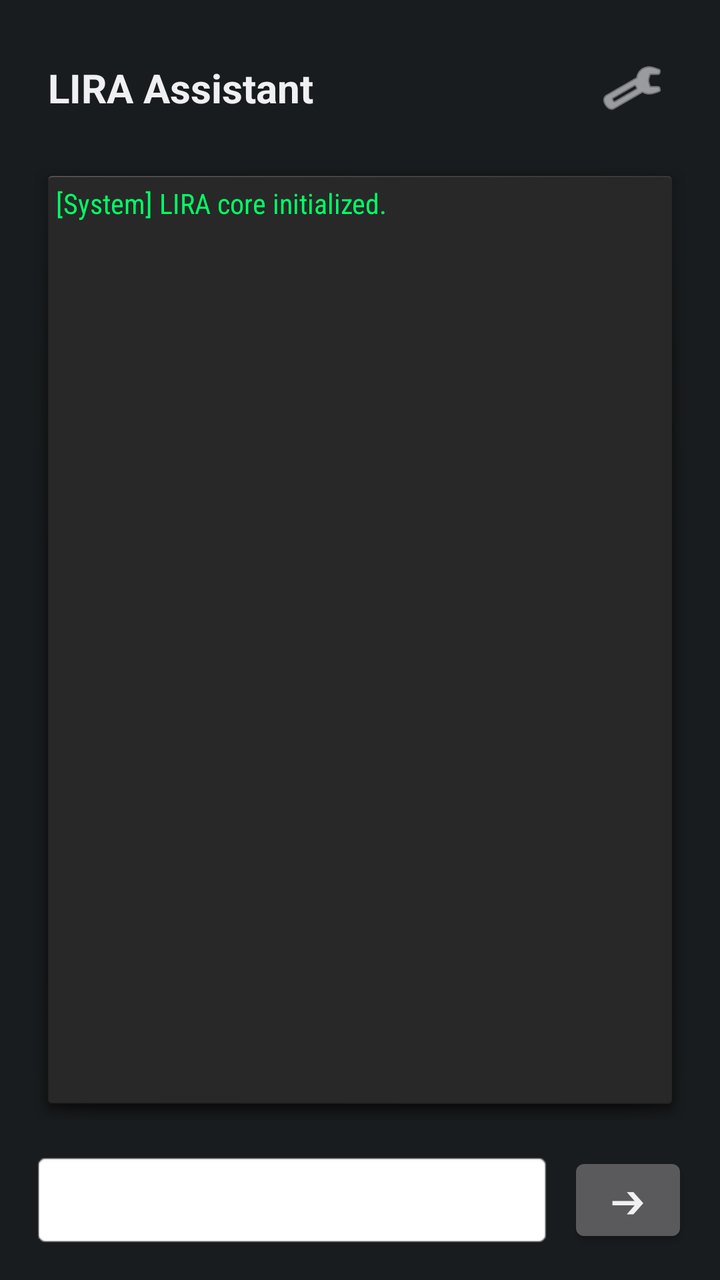
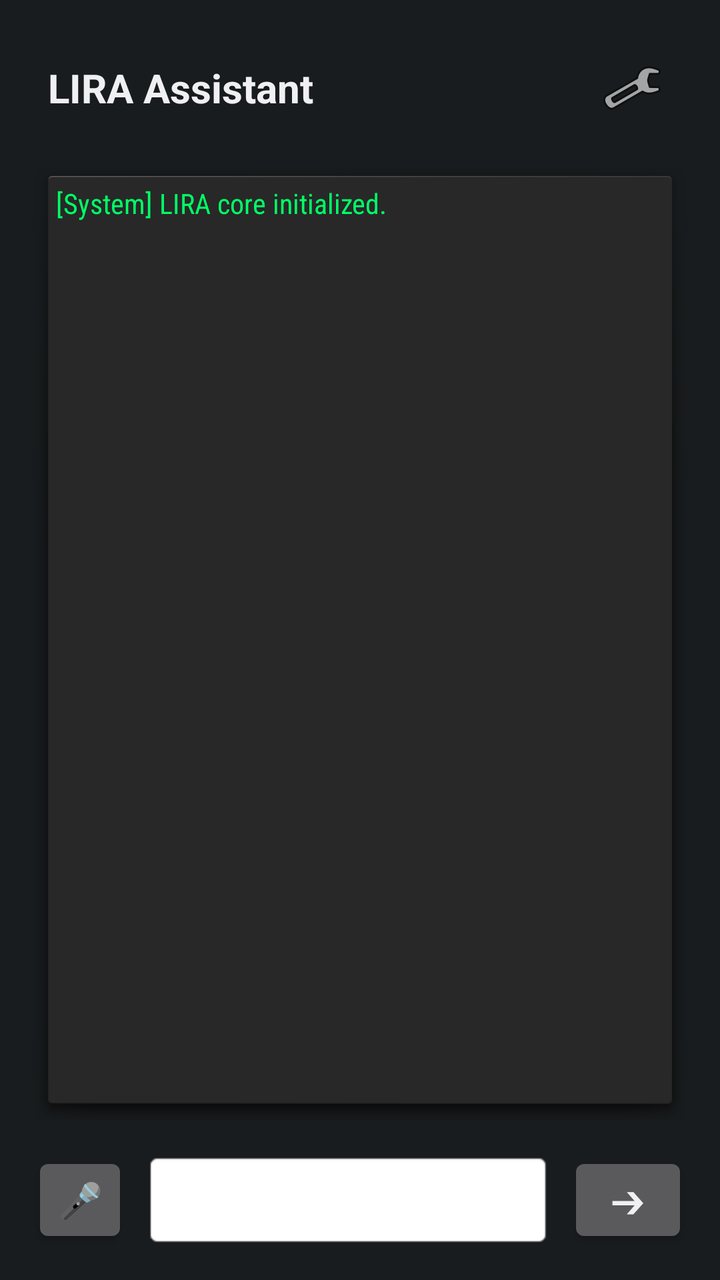

An Android layout rendered at two revisions. The XML below is the earlier revision; the diff shows what the commit changed to produce the second picture.
<!-- AndroidManifest.xml: application theme android:Theme.DeviceDefault.NoActionBar -->
<!-- res/layout/activity_main.xml -->
<?xml version="1.0" encoding="utf-8"?>
<LinearLayout xmlns:android="http://schemas.android.com/apk/res/android"
    android:layout_width="match_parent"
    android:layout_height="match_parent"
    android:orientation="vertical"
    android:background="?android:attr/colorBackground"
    android:padding="16dp">

    
    <LinearLayout
        android:layout_width="match_parent"
        android:layout_height="56dp"
        android:orientation="horizontal"
        android:gravity="center_vertical"
        android:paddingHorizontal="8dp">

        <TextView
            android:id="@+id/titleText"
            android:layout_width="0dp"
            android:layout_height="wrap_content"
            android:layout_weight="1"
            text="LIRA Assistant"
            android:text="LIRA Assistant"
            android:textSize="20sp"
            android:textStyle="bold"
            android:textColor="?android:attr/textColorPrimary"/>

        <ImageButton
            android:id="@+id/settingsButton"
            android:layout_width="40dp"
            android:layout_height="40dp"
            android:background="?attr/selectableItemBackgroundBorderless"
            android:src="@android:drawable/ic_menu_manage"
            android:contentDescription="Настройки"
            android:tint="?android:attr/textColorPrimary"/>
    </LinearLayout>

    
    <ScrollView
        android:id="@+id/scrollView"
        android:layout_width="match_parent"
        android:layout_height="0dp"
        android:layout_weight="1"
        android:layout_marginVertical="8dp"
        android:background="@android:drawable/dialog_holo_dark_frame"
        android:padding="12dp">

        <TextView
            android:id="@+id/chatLog"
            android:layout_width="match_parent"
            android:layout_height="wrap_content"
            android:text="[System] LIRA core initialized.\n"
            android:textColor="#00FF66"
            android:textSize="14sp"
            android:fontFamily="sans-serif-condensed"/>
    </ScrollView>

    
    <LinearLayout
        android:layout_width="match_parent"
        android:layout_height="wrap_content"
        android:orientation="horizontal"
        android:gravity="center_vertical"
        android:paddingTop="8dp">

        <EditText
            android:id="@+id/inputField"
            android:layout_width="0dp"
            android:layout_height="48dp"
            android:layout_weight="1"
            android:background="@android:drawable/editbox_background_normal"
            android:hint="Команда для Лиры..."
            android:paddingHorizontal="12dp"
            android:textSize="16sp"
            android:inputType="text"/>

        <Button
            android:id="@+id/sendButton"
            android:layout_width="60dp"
            android:layout_height="48dp"
            android:layout_marginStart="8dp"
            android:text="➔"
            android:textSize="18sp"/>
    </LinearLayout>

</LinearLayout>
<!-- resources referenced by this layout -->
<resources>

</resources>

<!-- the commit's change to res/layout/activity_main.xml (unified diff, before → after) -->
@@ -6,7 +6,6 @@
     android:background="?android:attr/colorBackground"
     android:padding="16dp">
 
-    
     <LinearLayout
         android:layout_width="match_parent"
         android:layout_height="56dp"
@@ -15,11 +14,9 @@
         android:paddingHorizontal="8dp">
 
         <TextView
-            android:id="@+id/titleText"
             android:layout_width="0dp"
             android:layout_height="wrap_content"
             android:layout_weight="1"
-            text="LIRA Assistant"
             android:text="LIRA Assistant"
             android:textSize="20sp"
             android:textStyle="bold"
@@ -31,11 +28,9 @@
             android:layout_height="40dp"
             android:background="?attr/selectableItemBackgroundBorderless"
             android:src="@android:drawable/ic_menu_manage"
-            android:contentDescription="Настройки"
-            android:tint="?android:attr/textColorPrimary"/>
+            android:contentDescription="Настройки"/>
     </LinearLayout>
 
-    
     <ScrollView
         android:id="@+id/scrollView"
         android:layout_width="match_parent"
@@ -46,7 +41,7 @@
         android:padding="12dp">
 
         <TextView
-            android:id="@+id/chatLog"
+            android:id="@+id/chatDisplay"
             android:layout_width="match_parent"
             android:layout_height="wrap_content"
             android:text="[System] LIRA core initialized.\n"
@@ -55,13 +50,20 @@
             android:fontFamily="sans-serif-condensed"/>
     </ScrollView>
 
-    
     <LinearLayout
         android:layout_width="match_parent"
         android:layout_height="wrap_content"
         android:orientation="horizontal"
         android:gravity="center_vertical"
         android:paddingTop="8dp">
+
+        <Button
+            android:id="@+id/micButton"
+            android:layout_width="48dp"
+            android:layout_height="48dp"
+            android:text="🎤"
+            android:textSize="18sp"
+            android:layout_marginEnd="8dp"/>
 
         <EditText
             android:id="@+id/inputField"
@@ -82,5 +84,4 @@
             android:text="➔"
             android:textSize="18sp"/>
     </LinearLayout>
-
 </LinearLayout>
